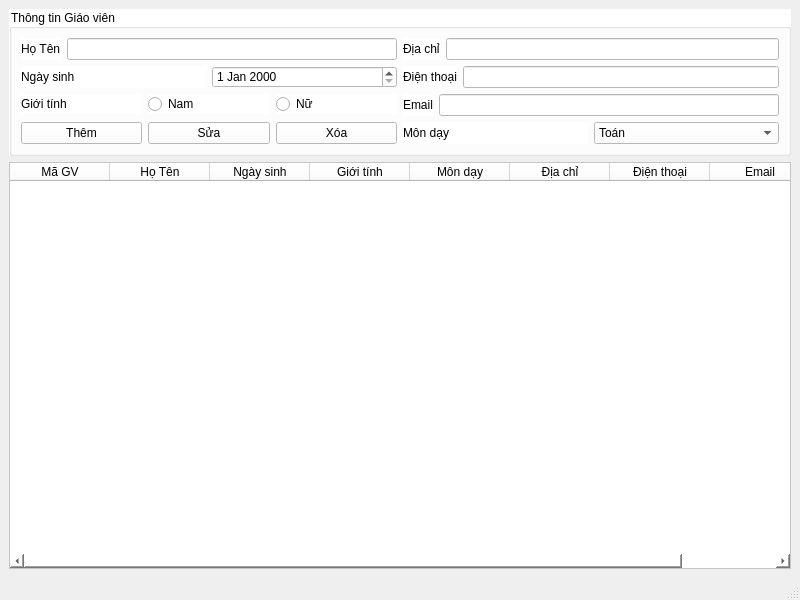
Qt form HongGrader/quanlygiaovien.ui (vumari/HongGrader) before a commit.
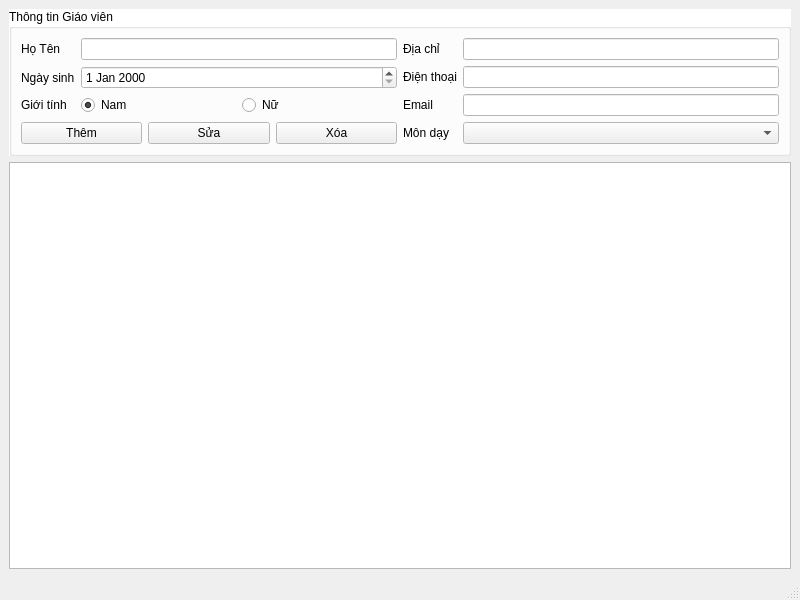
The same form after that commit.

```diff
--- a/HongGrader/quanlygiaovien.ui
+++ b/HongGrader/quanlygiaovien.ui
@@ -17,103 +17,98 @@
    <layout class="QVBoxLayout" name="verticalLayout_3">
     <item>
      <widget class="QGroupBox" name="groupBox">
-      <property name="styleSheet">
-       <string notr="true">background-color: rgb(255, 255, 255);</string>
+      <property name="palette">
+       <palette>
+        <active>
+         <colorrole role="Window">
+          <brush brushstyle="SolidPattern">
+           <color alpha="255">
+            <red>255</red>
+            <green>255</green>
+            <blue>255</blue>
+           </color>
+          </brush>
+         </colorrole>
+        </active>
+        <inactive>
+         <colorrole role="Window">
+          <brush brushstyle="SolidPattern">
+           <color alpha="255">
+            <red>255</red>
+            <green>255</green>
+            <blue>255</blue>
+           </color>
+          </brush>
+         </colorrole>
+        </inactive>
+        <disabled>
+         <colorrole role="Base">
+          <brush brushstyle="SolidPattern">
+           <color alpha="255">
+            <red>255</red>
+            <green>255</green>
+            <blue>255</blue>
+           </color>
+          </brush>
+         </colorrole>
+         <colorrole role="Window">
+          <brush brushstyle="SolidPattern">
+           <color alpha="255">
+            <red>255</red>
+            <green>255</green>
+            <blue>255</blue>
+           </color>
+          </brush>
+         </colorrole>
+        </disabled>
+       </palette>
+      </property>
+      <property name="autoFillBackground">
+       <bool>true</bool>
       </property>
       <property name="title">
        <string>Thông tin Giáo viên</string>
       </property>
       <layout class="QGridLayout" name="gridLayout">
-       <item row="0" column="1">
-        <layout class="QVBoxLayout" name="verticalLayout_2">
-         <item>
-          <layout class="QHBoxLayout" name="horizontalLayout_4">
-           <item>
-            <widget class="QLabel" name="label_4">
-             <property name="text">
-              <string>Địa chỉ</string>
-             </property>
-            </widget>
-           </item>
-           <item>
-            <widget class="QLineEdit" name="LEdiachi"/>
-           </item>
-          </layout>
-         </item>
-         <item>
-          <layout class="QHBoxLayout" name="horizontalLayout_5">
-           <item>
-            <widget class="QLabel" name="label_5">
-             <property name="text">
-              <string>Điện thoại</string>
-             </property>
-            </widget>
-           </item>
-           <item>
-            <widget class="QLineEdit" name="LEdienthoai"/>
-           </item>
-          </layout>
-         </item>
-         <item>
-          <layout class="QHBoxLayout" name="horizontalLayout_6">
-           <item>
-            <widget class="QLabel" name="label_6">
-             <property name="text">
-              <string>Email</string>
-             </property>
-            </widget>
-           </item>
-           <item>
-            <widget class="QLineEdit" name="LEemail"/>
-           </item>
-          </layout>
-         </item>
-        </layout>
-       </item>
        <item row="0" column="0">
-        <layout class="QVBoxLayout" name="verticalLayout">
-         <item>
+        <layout class="QFormLayout" name="formLayout_2">
+         <item row="0" column="0">
+          <widget class="QLabel" name="label">
+           <property name="text">
+            <string>Họ Tên</string>
+           </property>
+          </widget>
+         </item>
+         <item row="0" column="1">
+          <widget class="QLineEdit" name="LEtenGV"/>
+         </item>
+         <item row="1" column="0">
+          <widget class="QLabel" name="label_2">
+           <property name="text">
+            <string>Ngày sinh</string>
+           </property>
+          </widget>
+         </item>
+         <item row="1" column="1">
+          <widget class="QDateEdit" name="DEngaysinh"/>
+         </item>
+         <item row="2" column="0">
+          <widget class="QLabel" name="label_3">
+           <property name="text">
+            <string>Giới tính</string>
+           </property>
+          </widget>
+         </item>
+         <item row="2" column="1">
           <layout class="QHBoxLayout" name="horizontalLayout">
            <item>
-            <widget class="QLabel" name="label">
-             <property name="text">
-              <string>Họ Tên</string>
-             </property>
-            </widget>
-           </item>
-           <item>
-            <widget class="QLineEdit" name="LEtenGV"/>
-           </item>
-          </layout>
-         </item>
-         <item>
-          <layout class="QHBoxLayout" name="horizontalLayout_2">
-           <item>
-            <widget class="QLabel" name="label_2">
-             <property name="text">
-              <string>Ngày sinh</string>
-             </property>
-            </widget>
-           </item>
-           <item>
-            <widget class="QDateEdit" name="DEngaysinh"/>
-           </item>
-          </layout>
-         </item>
-         <item>
-          <layout class="QHBoxLayout" name="horizontalLayout_3">
-           <item>
-            <widget class="QLabel" name="label_3">
-             <property name="text">
-              <string>Giới tính</string>
-             </property>
-            </widget>
-           </item>
-           <item>
             <widget class="QRadioButton" name="RBnam">
              <property name="text">
               <string>Nam</string>
              </property>
+             <property name="checked">
+              <bool>true</bool>
+             </property>
             </widget>
            </item>
            <item>
@@ -127,108 +122,47 @@
          </item>
         </layout>
        </item>
-       <item row="1" column="1">
-        <layout class="QHBoxLayout" name="horizontalLayout_8">
-         <item>
+       <item row="0" column="1" rowspan="2">
+        <layout class="QFormLayout" name="formLayout">
+         <item row="0" column="0">
+          <widget class="QLabel" name="label_4">
+           <property name="text">
+            <string>Địa chỉ</string>
+           </property>
+          </widget>
+         </item>
+         <item row="0" column="1">
+          <widget class="QLineEdit" name="LEdiachi"/>
+         </item>
+         <item row="1" column="0">
+          <widget class="QLabel" name="label_5">
+           <property name="text">
+            <string>Điện thoại</string>
+           </property>
+          </widget>
+         </item>
+         <item row="1" column="1">
+          <widget class="QLineEdit" name="LEdienthoai"/>
+         </item>
+         <item row="2" column="0">
+          <widget class="QLabel" name="label_6">
+           <property name="text">
+            <string>Email</string>
+           </property>
+          </widget>
+         </item>
+         <item row="2" column="1">
+          <widget class="QLineEdit" name="LEemail"/>
+         </item>
+         <item row="3" column="0">
           <widget class="QLabel" name="label_7">
            <property name="text">
             <string>Môn dạy</string>
            </property>
           </widget>
          </item>
-         <item>
-          <widget class="QComboBox" name="CBmon">
-           <item>
-            <property name="text">
-             <string>Toán</string>
-            </property>
-           </item>
-           <item>
-            <property name="text">
-             <string>Ngữ văn</string>
-            </property>
-           </item>
-           <item>
-            <property name="text">
-             <string>Ngoại ngữ 1</string>
-            </property>
-           </item>
-           <item>
-            <property name="text">
-             <string>Lịch sử</string>
-            </property>
-           </item>
-           <item>
-            <property name="text">
-             <string>Địa lý</string>
-            </property>
-           </item>
-           <item>
-            <property name="text">
-             <string>GDKT-PL</string>
-            </property>
-           </item>
-           <item>
-            <property name="text">
-             <string>Vật lý</string>
-            </property>
-           </item>
-           <item>
-            <property name="text">
-             <string>Hoá học</string>
-            </property>
-           </item>
-           <item>
-            <property name="text">
-             <string>Sinh học</string>
-            </property>
-           </item>
-           <item>
-            <property name="text">
-             <string>Công nghệ</string>
-            </property>
-           </item>
-           <item>
-            <property name="text">
-             <string>Tin học</string>
-            </property>
-           </item>
-           <item>
-            <property name="text">
-             <string>Âm nhạc</string>
-            </property>
-           </item>
-           <item>
-            <property name="text">
-             <string>Mỹ thuật</string>
-            </property>
-           </item>
-           <item>
-            <property name="text">
-             <string>Tiếng DTTS</string>
-            </property>
-           </item>
-           <item>
-            <property name="text">
-             <string>Ngoại ngữ 2</string>
-            </property>
-           </item>
-           <item>
-            <property name="text">
-             <string>GDQP-AN</string>
-            </property>
-           </item>
-           <item>
-            <property name="text">
-             <string>HDTN-HN</string>
-            </property>
-           </item>
-           <item>
-            <property name="text">
-             <string>GD địa phương</string>
-            </property>
-           </item>
-          </widget>
+         <item row="3" column="1">
+          <widget class="QComboBox" name="CBmon"/>
          </item>
         </layout>
        </item>
@@ -261,50 +195,19 @@
      </widget>
     </item>
     <item>
-     <widget class="QTableWidget" name="tablegiaovien">
-      <property name="styleSheet">
-       <string notr="true">background-color: rgb(255, 255, 255);</string>
+     <widget class="QTableView" name="tablegiaovien">
+      <property name="sizePolicy">
+       <sizepolicy hsizetype="Expanding" vsizetype="Expanding">
+        <horstretch>0</horstretch>
+        <verstretch>0</verstretch>
+       </sizepolicy>
       </property>
-      <column>
-       <property name="text">
-        <string>Mã GV</string>
-       </property>
-      </column>
-      <column>
-       <property name="text">
-        <string>Họ Tên</string>
-       </property>
-      </column>
-      <column>
-       <property name="text">
-        <string>Ngày sinh</string>
-       </property>
-      </column>
-      <column>
-       <property name="text">
-        <string>Giới tính</string>
-       </property>
-      </column>
-      <column>
-       <property name="text">
-        <string>Môn dạy</string>
-       </property>
-      </column>
-      <column>
-       <property name="text">
-        <string>Địa chỉ</string>
-       </property>
-      </column>
-      <column>
-       <property name="text">
-        <string>Điện thoại</string>
-       </property>
-      </column>
-      <column>
-       <property name="text">
-        <string>Email</string>
-       </property>
-      </column>
+      <property name="editTriggers">
+       <set>QAbstractItemView::EditTrigger::NoEditTriggers</set>
+      </property>
+      <property name="selectionBehavior">
+       <enum>QAbstractItemView::SelectionBehavior::SelectRows</enum>
+      </property>
      </widget>
     </item>
    </layout>
```
